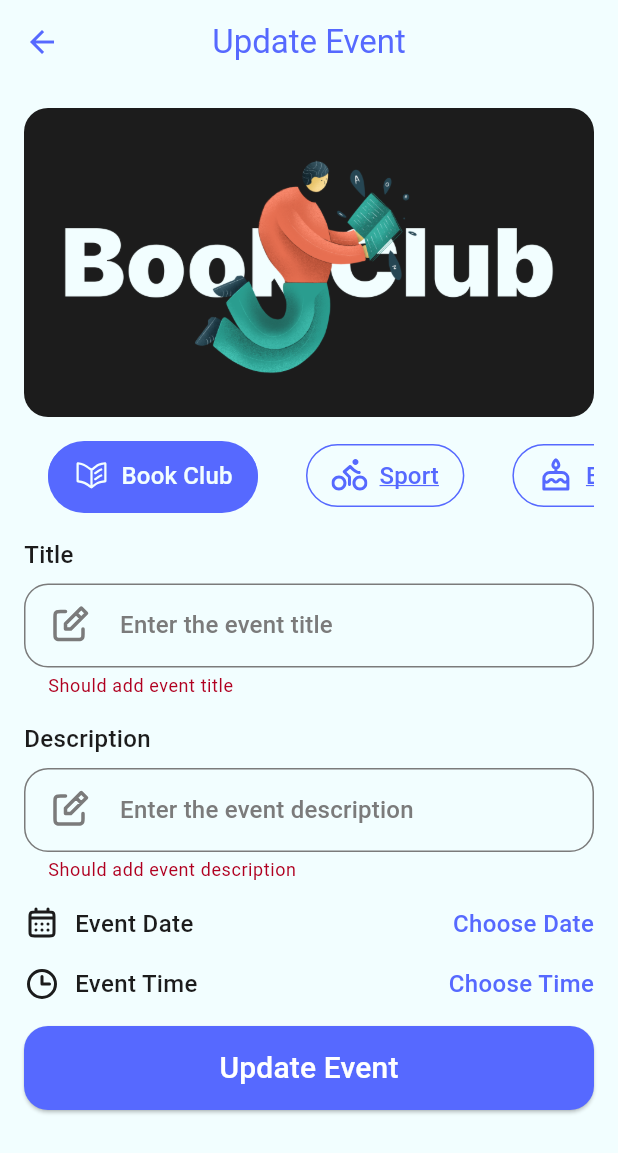
After one commit to NazeerRadwan/evently, a Flutter app: the EditEventScreen screen opened by its route, after a tap on "Update Event", on a phone screen of 412 x 824 dp. The commit adds this screen. Shown: the top 1153 px of the screen. Run offline on Flutter 3.47's test engine with Material 3 defaults, Android fonts, the phone set to English and light mode, and no system bars; our stand-ins replace animated_toggle_switch, cloud_firestore, device_preview, easy_localization, firebase_auth, firebase_core and 7 more; accounts and stored records are empty.

Commit message:
Update Event

```diff
--- a/lib/core/resources/RoutesManager.dart
+++ b/lib/core/resources/RoutesManager.dart
@@ -7,4 +7,5 @@ abstract final class RoutesManager {
   static const String forgotPass = "forgot_pass";
   static const String createEvent = "create_event";
   static const String onBoarding = "onBoarding";
+  static const String editEvent = "edit_event";
 }
--- a/lib/core/source/remote/FirestoreManager.dart
+++ b/lib/core/source/remote/FirestoreManager.dart
@@ -68,10 +68,16 @@ class FirestoreManager {
 
   static Future<void> updateEvent(Event event) {
     var collection = getEventCollection();
-    var docRef = collection.doc();
-    event.id = docRef.id;
+    var docRef = collection.doc(event.id);
     return docRef.set(event);
   }
+
+  // static Future<void> updateEvent(Event event) {
+  //   var collection = getEventCollection();
+  //   var docRef = collection.doc();
+  //   event.id = docRef.id;
+  //   return docRef.set(event);
+  // }
 
   static Future<void> deleteEvent(Event event) {
     var collection = getEventCollection();
--- a/lib/main.dart
+++ b/lib/main.dart
@@ -6,6 +6,7 @@ import 'package:evently/models/onBoarding.dart';
 import 'package:evently/providers/ThemeProvider.dart';
 import 'package:evently/providers/UserProvider.dart';
 import 'package:evently/ui/create_event/screen/create_event_screen.dart';
+import 'package:evently/ui/edit_screen/edit_event_screen.dart';
 import 'package:evently/ui/forgot_pass/screen/forgot_pass_screen.dart';
 import 'package:evently/ui/home/screen/home_screen.dart';
 import 'package:evently/ui/home/tabs/home_tab/provider/home_tab_provider.dart';
@@ -79,6 +80,8 @@ class MyApp extends StatelessWidget {
         RoutesManager.onBoarding: (_) => OnBoardingScreen(),
         RoutesManager.forgotPass: (_) => ForgotPassScreen(),
         RoutesManager.createEvent: (_) => CreateEventScreen(),
+        RoutesManager.editEvent: (_) => EditEventScreen(),
+
         RoutesManager.home:
             (_) => ChangeNotifierProvider(
               create: (context) => UserProvider(),
--- /dev/null
+++ b/lib/ui/edit_screen/edit_event_screen.dart
@@ -0,0 +1,382 @@
+import 'package:cloud_firestore/cloud_firestore.dart';
+import 'package:evently/core/resources/AppConstants.dart';
+import 'package:evently/core/resources/DialogUtils.dart';
+import 'package:evently/core/reusable_components/CustomButton.dart';
+import 'package:evently/core/reusable_components/CustomField.dart';
+import 'package:evently/core/source/remote/FirestoreManager.dart';
+import 'package:evently/models/Event.dart';
+import 'package:firebase_auth/firebase_auth.dart';
+import 'package:flutter/cupertino.dart';
+import 'package:flutter/material.dart';
+import 'package:flutter/widgets.dart';
+import 'package:flutter_svg/svg.dart';
+
+import '../../../core/resources/ColorsManager.dart';
+
+class EditEventScreen extends StatefulWidget {
+  const EditEventScreen({super.key});
+
+  @override
+  State<EditEventScreen> createState() => _EditEventScreenState();
+}
+
+class _EditEventScreenState extends State<EditEventScreen> {
+  int selectedTap = 0;
+  late TextEditingController titleController;
+  late TextEditingController descController;
+  GlobalKey<FormState> formKey = GlobalKey<FormState>();
+  Event? existingEvent;
+  bool _isInitialized = false;
+
+  @override
+  void initState() {
+    // TODO: implement initState
+    super.initState();
+    titleController = TextEditingController();
+    descController = TextEditingController();
+  }
+
+  @override
+  void dispose() {
+    // TODO: implement dispose
+    super.dispose();
+    titleController.dispose();
+    descController.dispose();
+  }
+
+  @override
+  void didChangeDependencies() {
+    super.didChangeDependencies();
+    if (!_isInitialized) {
+      final args = ModalRoute.of(context)?.settings.arguments;
+      if (args != null && args is Event) {
+        existingEvent = args;
+        // populate fields with existing event data
+        titleController.text = existingEvent?.title ?? '';
+        descController.text = existingEvent?.desc ?? '';
+        selectedTap = eventTypes.indexOf(existingEvent?.type ?? eventTypes[0]);
+        if (existingEvent?.dateTime != null) {
+          DateTime dt = existingEvent!.dateTime!.toDate();
+          selectedDate = DateTime(dt.year, dt.month, dt.day);
+          selectedTime = TimeOfDay(hour: dt.hour, minute: dt.minute);
+        }
+      }
+      _isInitialized = true;
+    }
+  }
+
+  @override
+  Widget build(BuildContext context) {
+    double height = MediaQuery.of(context).size.height;
+    return Scaffold(
+      appBar: AppBar(title: Text("Update Event")),
+      body: DefaultTabController(
+        length: 3,
+        child: Padding(
+          padding: const EdgeInsets.all(16),
+          child: Form(
+            key: formKey,
+            child: SingleChildScrollView(
+              child: Column(
+                crossAxisAlignment: CrossAxisAlignment.start,
+                children: [
+                  SizedBox(
+                    height: height * 0.25,
+                    child: TabBarView(
+                      physics: NeverScrollableScrollPhysics(),
+                      children: [
+                        ClipRRect(
+                          borderRadius: BorderRadius.circular(16),
+                          child: Image.asset(
+                            "assets/images/Book Club.png",
+                            fit: BoxFit.fill,
+                          ),
+                        ),
+                        ClipRRect(
+                          borderRadius: BorderRadius.circular(16),
+                          child: Image.asset(
+                            "assets/images/sport.png",
+                            fit: BoxFit.fill,
+                          ),
+                        ),
+                        ClipRRect(
+                          borderRadius: BorderRadius.circular(16),
+                          child: Image.asset(
+                            "assets/images/birthday.png",
+                            fit: BoxFit.fill,
+                          ),
+                        ),
+                      ],
+                    ),
+                  ),
+                  SizedBox(height: 16),
+                  TabBar(
+                    onTap: (value) {
+                      setState(() {
+                        selectedTap = value;
+                      });
+                    },
+                    isScrollable: true,
+                    tabAlignment: TabAlignment.start,
+                    unselectedLabelColor: ColorsManager.primaryColor,
+                    labelColor: ColorsManager.lightBackgroundColor,
+                    labelStyle: TextStyle(
+                      fontSize: 16,
+                      fontWeight: FontWeight.w500,
+                    ),
+                    unselectedLabelStyle: TextStyle(
+                      fontSize: 16,
+                      fontWeight: FontWeight.w500,
+                    ),
+                    dividerHeight: 0,
+                    indicatorColor: Colors.white,
+                    indicator: BoxDecoration(
+                      borderRadius: BorderRadius.circular(46),
+                      color: ColorsManager.primaryColor,
+                    ),
+                    tabs: [
+                      Tab(
+                        child: Container(
+                          padding: EdgeInsets.symmetric(
+                            vertical: 8,
+                            horizontal: 16,
+                          ),
+                          decoration: BoxDecoration(
+                            borderRadius: BorderRadius.circular(46),
+                            border: Border.all(
+                              color: ColorsManager.primaryColor,
+                            ),
+                          ),
+                          child: Row(
+                            children: [
+                              SvgPicture.asset(
+                                "assets/images/book-open.svg",
+                                colorFilter: ColorFilter.mode(
+                                  selectedTap == 0
+                                      ? ColorsManager.lightBackgroundColor
+                                      : ColorsManager.primaryColor,
+                                  BlendMode.srcIn,
+                                ),
+                              ),
+                              SizedBox(width: 8),
+                              Text("Book Club"),
+                            ],
+                          ),
+                        ),
+                      ),
+                      Tab(
+                        child: Container(
+                          padding: EdgeInsets.symmetric(
+                            vertical: 8,
+                            horizontal: 16,
+                          ),
+                          decoration: BoxDecoration(
+                            borderRadius: BorderRadius.circular(46),
+                            border: Border.all(
+                              color: ColorsManager.primaryColor,
+                            ),
+                          ),
+                          child: Row(
+                            children: [
+                              SvgPicture.asset(
+                                "assets/images/bike.svg",
+                                colorFilter: ColorFilter.mode(
+                                  selectedTap == 1
+                                      ? ColorsManager.lightBackgroundColor
+                                      : ColorsManager.primaryColor,
+                                  BlendMode.srcIn,
+                                ),
+                              ),
+                              SizedBox(width: 8),
+                              Text("Sport"),
+                            ],
+                          ),
+                        ),
+                      ),
+                      Tab(
+                        child: Container(
+                          padding: EdgeInsets.symmetric(
+                            vertical: 8,
+                            horizontal: 16,
+                          ),
+                          decoration: BoxDecoration(
+                            borderRadius: BorderRadius.circular(46),
+                            border: Border.all(
+                              color: ColorsManager.primaryColor,
+                            ),
+                          ),
+                          child: Row(
+                            children: [
+                              SvgPicture.asset(
+                                "assets/images/cake.svg",
+                                colorFilter: ColorFilter.mode(
+                                  selectedTap == 2
+                                      ? ColorsManager.lightBackgroundColor
+                                      : ColorsManager.primaryColor,
+                                  BlendMode.srcIn,
+                                ),
+                              ),
+                              SizedBox(width: 8),
+                              Text("Birthday"),
+                            ],
+                          ),
+                        ),
+                      ),
+                    ],
+                  ),
+                  SizedBox(height: 16),
+                  Text("Title", style: Theme.of(context).textTheme.bodyMedium),
+                  SizedBox(height: 8),
+                  CustomField(
+                    validation: (value) {
+                      if (value == null || value.isEmpty) {
+                        return "Should add event title";
+                      }
+                    },
+                    hint: "Enter the event title",
+                    prefix: "assets/images/Note_Edit.svg",
+                    controller: titleController,
+                  ),
+                  SizedBox(height: 16),
+                  Text(
+                    "Description",
+                    style: Theme.of(context).textTheme.bodyMedium,
+                  ),
+                  SizedBox(height: 8),
+                  CustomField(
+                    //////////////////////////////////////////////////////////
+                    //maxLines: 5,
+                    validation: (value) {
+                      if (value == null || value.isEmpty) {
+                        return "Should add event description";
+                      }
+                    },
+                    hint: "Enter the event description",
+                    prefix: "assets/images/Note_Edit.svg",
+                    controller: descController,
+                  ),
+                  SizedBox(height: 16),
+                  Row(
+                    children: [
+                      SvgPicture.asset("assets/images/Calendar_Days.svg"),
+                      SizedBox(width: 10),
+                      Text(
+                        "Event Date",
+                        style: Theme.of(context).textTheme.bodyMedium,
+                      ),
+                      Spacer(),
+                      InkWell(
+                        onTap: () {
+                          chooseDate();
+                        },
+                        child: Text(
+                          selectedDate == null
+                              ? "Choose Date"
+                              : "${selectedDate!.day}/${selectedDate!.month}/${selectedDate!.year}",
+                          style: Theme.of(context).textTheme.bodyMedium
+                              ?.copyWith(color: ColorsManager.primaryColor),
+                        ),
+                      ),
+                    ],
+                  ),
+                  SizedBox(height: 16),
+                  Row(
+                    children: [
+                      SvgPicture.asset("assets/images/Clock.svg"),
+                      SizedBox(width: 10),
+                      Text(
+                        "Event Time",
+                        style: Theme.of(context).textTheme.bodyMedium,
+                      ),
+                      Spacer(),
+                      InkWell(
+                        onTap: () {
+                          chooseTime();
+                        },
+                        child: Text(
+                          selectedTime == null
+                              ? "Choose Time"
+                              : "${selectedTime!.hourOfPeriod}:${selectedTime!.minute}${selectedTime!.period.name}",
+                          style: Theme.of(context).textTheme.bodyMedium
+                              ?.copyWith(color: ColorsManager.primaryColor),
+                        ),
+                      ),
+                    ],
+                  ),
+                  SizedBox(height: 16),
+                  CustomButton(
+                    title: "Update Event",
+                    onPress: () {
+                      editEvent();
+                    },
+                  ),
+                ],
+              ),
+            ),
+          ),
+        ),
+      ),
+    );
+  }
+
+  DateTime? selectedDate;
+
+  chooseDate() async {
+    DateTime? newDate = await showDatePicker(
+      context: context,
+      initialDate: selectedDate,
+      firstDate: DateTime.now(),
+      lastDate: DateTime.now().add(Duration(days: 365)),
+    );
+    if (newDate != null) {
+      setState(() {
+        selectedDate = newDate;
+      });
+    }
+  }
+
+  TimeOfDay? selectedTime;
+  chooseTime() async {
+    TimeOfDay? newTime = await showTimePicker(
+      context: context,
+      initialTime: TimeOfDay.now(),
+    );
+    if (newTime != null) {
+      setState(() {
+        selectedTime = newTime;
+      });
+    }
+  }
+
+  editEvent() async {
+    if (formKey.currentState!.validate()) {
+      if (selectedDate != null && selectedTime != null) {
+        Event event = Event(
+          id: existingEvent?.id,
+          type: eventTypes[selectedTap],
+          title: titleController.text,
+          desc: descController.text,
+          dateTime: Timestamp.fromDate(
+            DateTime(
+              selectedDate!.year,
+              selectedDate!.month,
+              selectedDate!.day,
+              selectedTime!.hour,
+              selectedTime!.minute,
+            ),
+          ),
+          userId:
+              existingEvent?.userId ?? FirebaseAuth.instance.currentUser!.uid,
+          latitude: existingEvent?.latitude,
+          longitude: existingEvent?.longitude,
+        );
+        DialogUtils.showLoadingDialog(context);
+        await FirestoreManager.updateEvent(event);
+        Navigator.pop(context);
+        DialogUtils.showToast("Event updated successfully");
+      } else {
+        DialogUtils.showToast("Please choose date and time");
+      }
+    }
+  }
+}
--- a/lib/ui/show_event/screen/event_screen.dart
+++ b/lib/ui/show_event/screen/event_screen.dart
@@ -1,3 +1,4 @@
+import 'package:evently/core/resources/RoutesManager.dart';
 import 'package:evently/core/source/remote/FirestoreManager.dart';
 import 'package:flutter/material.dart';
 import 'package:flutter_svg/flutter_svg.dart';
@@ -57,6 +58,11 @@ class _EventScreenState extends State<EventScreen> {
                   IconButton(
                     icon: Icon(Icons.edit_outlined),
                     onPressed: () {
+                      Navigator.pushNamed(
+                        context,
+                        RoutesManager.editEvent,
+                        arguments: widget.event,
+                      );
                       // Handle edit event
                     },
                   ),
```
